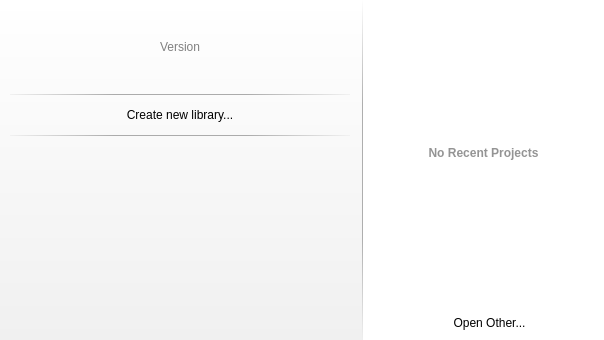
Qt form src/ui/chooselibrarywidget.ui (lbproductions/psnewmodel) before a commit.
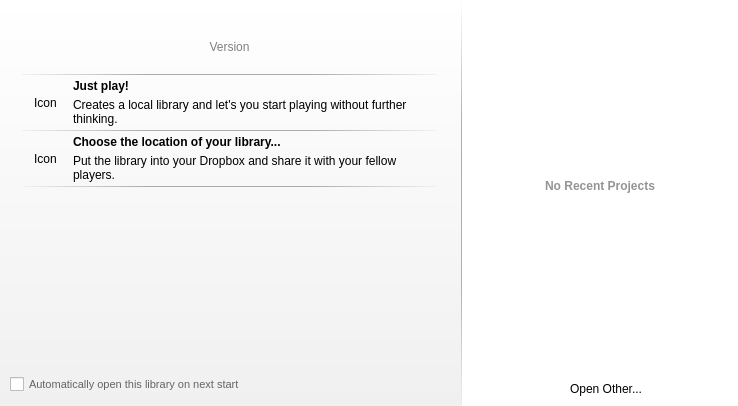
The same form after that commit. Icons and pictures are not drawn. Custom widgets are drawn as their Qt base class.

Commit message: Am ChooseLibrary dialog weitergearbeitet.

What changed in the file:
```diff
--- a/src/ui/chooselibrarywidget.ui
+++ b/src/ui/chooselibrarywidget.ui
@@ -6,8 +6,8 @@
    <rect>
     <x>0</x>
     <y>0</y>
-    <width>604</width>
-    <height>340</height>
+    <width>738</width>
+    <height>406</height>
    </rect>
   </property>
   <property name="windowTitle">
@@ -38,7 +38,7 @@
 	padding-left: 12px;
 }
 
-QToolButton#toolButtonCreate {
+QFrame#frameButton1,QFrame#frameButton1_2 {
 	background: none;
 	border: none;
 	font-size: 12px;
@@ -48,6 +48,10 @@
 	background: qlineargradient(spread:pad, x1:0, y1:0, x2:1, y2:0, stop:0 rgba(245, 245, 245, 255), stop:0.251232 rgba(255, 255, 255, 255), stop:0.738916 rgba(255, 255, 255, 255), stop:1 rgba(246, 246, 246, 255));
 }
 
+QLabel#labelTitle1, QLabel#labelTitle1_2 {
+	font-weight: bold;
+}
+
 QWidget#pageNoProjects {
 background: white;
 }
@@ -56,7 +60,7 @@
 background: qlineargradient(spread:pad, x1:0, y1:0, x2:0, y2:1, stop:0 rgba(254, 254, 254, 255), stop:0.305419 rgba(174, 174, 174, 255), stop:0.699507 rgba(174, 174, 174, 255), stop:1 rgba(239, 239, 239, 255));
 }
 
-QFrame#line1, QFrame#line2 {
+QFrame#line1, QFrame#line2, QFrame#line3 {
 background: qlineargradient(spread:pad, x1:0, y1:0, x2:1, y2:0, stop:0 rgba(241, 241, 241, 255), stop:0.305419 rgba(171, 171, 171, 255), stop:0.694581 rgba(171, 171, 171, 255), stop:1 rgba(242, 242, 242, 255))
 }
 
@@ -67,9 +71,14 @@
 
 QLabel#labelVersion {
 	color: rgb(128, 128, 128);
+}
+
+QCheckBox {
+	color: rgb(100, 100, 100);
+	font-size: 11px;
 }</string>
   </property>
-  <layout class="QHBoxLayout" name="horizontalLayout" stretch="3,0,2">
+  <layout class="QHBoxLayout" name="horizontalLayout" stretch="5,0,3">
    <property name="spacing">
     <number>0</number>
    </property>
@@ -212,11 +221,25 @@
           <property name="sizeHint" stdset="0">
            <size>
             <width>20</width>
-            <height>40</height>
+            <height>20</height>
            </size>
           </property>
          </spacer>
         </item>
+        <item>
+         <layout class="QVBoxLayout" name="verticalLayout_4">
+          <property name="spacing">
+           <number>0</number>
+          </property>
+          <property name="leftMargin">
+           <number>12</number>
+          </property>
+          <property name="topMargin">
+           <number>0</number>
+          </property>
+          <property name="rightMargin">
+           <number>12</number>
+          </property>
         <item>
          <widget class="QFrame" name="line1">
           <property name="maximumSize">
@@ -249,22 +272,57 @@
          </widget>
         </item>
         <item>
-         <widget class="QToolButton" name="toolButtonCreate">
-          <property name="sizePolicy">
-           <sizepolicy hsizetype="Minimum" vsizetype="Fixed">
-            <horstretch>0</horstretch>
-            <verstretch>0</verstretch>
-           </sizepolicy>
-          </property>
-          <property name="minimumSize">
-           <size>
-            <width>0</width>
-            <height>40</height>
-           </size>
-          </property>
+           <widget class="Frame" name="frameButton1">
+            <property name="frameShape">
+             <enum>QFrame::NoFrame</enum>
+            </property>
+            <property name="frameShadow">
+             <enum>QFrame::Raised</enum>
+            </property>
+            <layout class="QGridLayout" name="gridLayout" columnstretch="0,1">
+             <property name="leftMargin">
+              <number>12</number>
+             </property>
+             <property name="topMargin">
+              <number>4</number>
+             </property>
+             <property name="rightMargin">
+              <number>4</number>
+             </property>
+             <property name="bottomMargin">
+              <number>4</number>
+             </property>
+             <property name="horizontalSpacing">
+              <number>16</number>
+             </property>
+             <property name="verticalSpacing">
+              <number>5</number>
+             </property>
+             <item row="1" column="1">
+              <widget class="QLabel" name="labelDescription1">
           <property name="text">
-           <string>Create new library...</string>
-          </property>
+                <string>Creates a local library and let's you start playing without further thinking.</string>
+               </property>
+               <property name="wordWrap">
+                <bool>true</bool>
+               </property>
+              </widget>
+             </item>
+             <item row="0" column="1">
+              <widget class="QLabel" name="labelTitle1">
+               <property name="text">
+                <string>Just play!</string>
+               </property>
+              </widget>
+             </item>
+             <item row="0" column="0" rowspan="2">
+              <widget class="QLabel" name="labelIcon1">
+               <property name="text">
+                <string>Icon</string>
+               </property>
+              </widget>
+             </item>
+            </layout>
          </widget>
         </item>
         <item>
@@ -299,6 +357,93 @@
          </widget>
         </item>
         <item>
+           <widget class="Frame" name="frameButton1_2">
+            <property name="frameShape">
+             <enum>QFrame::NoFrame</enum>
+            </property>
+            <property name="frameShadow">
+             <enum>QFrame::Raised</enum>
+            </property>
+            <layout class="QGridLayout" name="gridLayout_2" columnstretch="0,1">
+             <property name="leftMargin">
+              <number>12</number>
+             </property>
+             <property name="topMargin">
+              <number>4</number>
+             </property>
+             <property name="rightMargin">
+              <number>4</number>
+             </property>
+             <property name="bottomMargin">
+              <number>4</number>
+             </property>
+             <property name="horizontalSpacing">
+              <number>16</number>
+             </property>
+             <property name="verticalSpacing">
+              <number>5</number>
+             </property>
+             <item row="1" column="1">
+              <widget class="QLabel" name="labelDescription1_2">
+               <property name="text">
+                <string>Put the library into your Dropbox and share it with your fellow players.</string>
+               </property>
+               <property name="wordWrap">
+                <bool>true</bool>
+               </property>
+              </widget>
+             </item>
+             <item row="0" column="1">
+              <widget class="QLabel" name="labelTitle1_2">
+               <property name="text">
+                <string>Choose the location of your library...</string>
+               </property>
+              </widget>
+             </item>
+             <item row="0" column="0" rowspan="2">
+              <widget class="QLabel" name="labelIcon1_2">
+               <property name="text">
+                <string>Icon</string>
+               </property>
+              </widget>
+             </item>
+            </layout>
+           </widget>
+          </item>
+          <item>
+           <widget class="QFrame" name="line3">
+            <property name="maximumSize">
+             <size>
+              <width>16777215</width>
+              <height>1</height>
+             </size>
+            </property>
+            <property name="frameShape">
+             <enum>QFrame::NoFrame</enum>
+            </property>
+            <property name="frameShadow">
+             <enum>QFrame::Raised</enum>
+            </property>
+            <layout class="QHBoxLayout" name="horizontalLayout_11">
+             <item>
+              <spacer name="horizontalSpacer_6">
+               <property name="orientation">
+                <enum>Qt::Horizontal</enum>
+               </property>
+               <property name="sizeHint" stdset="0">
+                <size>
+                 <width>300</width>
+                 <height>20</height>
+                </size>
+               </property>
+              </spacer>
+             </item>
+            </layout>
+           </widget>
+          </item>
+         </layout>
+        </item>
+        <item>
          <spacer name="verticalSpacer">
           <property name="orientation">
            <enum>Qt::Vertical</enum>
@@ -311,6 +456,13 @@
           </property>
          </spacer>
         </item>
+        <item>
+         <widget class="QCheckBox" name="checkBoxAutoOpen">
+          <property name="text">
+           <string>Automatically open this library on next start</string>
+          </property>
+         </widget>
+        </item>
        </layout>
       </item>
      </layout>
@@ -441,6 +593,14 @@
    </item>
   </layout>
  </widget>
+ <customwidgets>
+  <customwidget>
+   <class>Frame</class>
+   <extends>QFrame</extends>
+   <header location="global">ui/widgets/frame.h</header>
+   <container>1</container>
+  </customwidget>
+ </customwidgets>
  <resources>
   <include location="../resource/gamewindow/gamewindow.qrc"/>
   <include location="../resource/general/general.qrc"/>
```
Left out of the diff: 4 changed lines with no effect on the pictures. Lines whose indentation alone changed are shown as unchanged. The commit also changes 7 other files.
